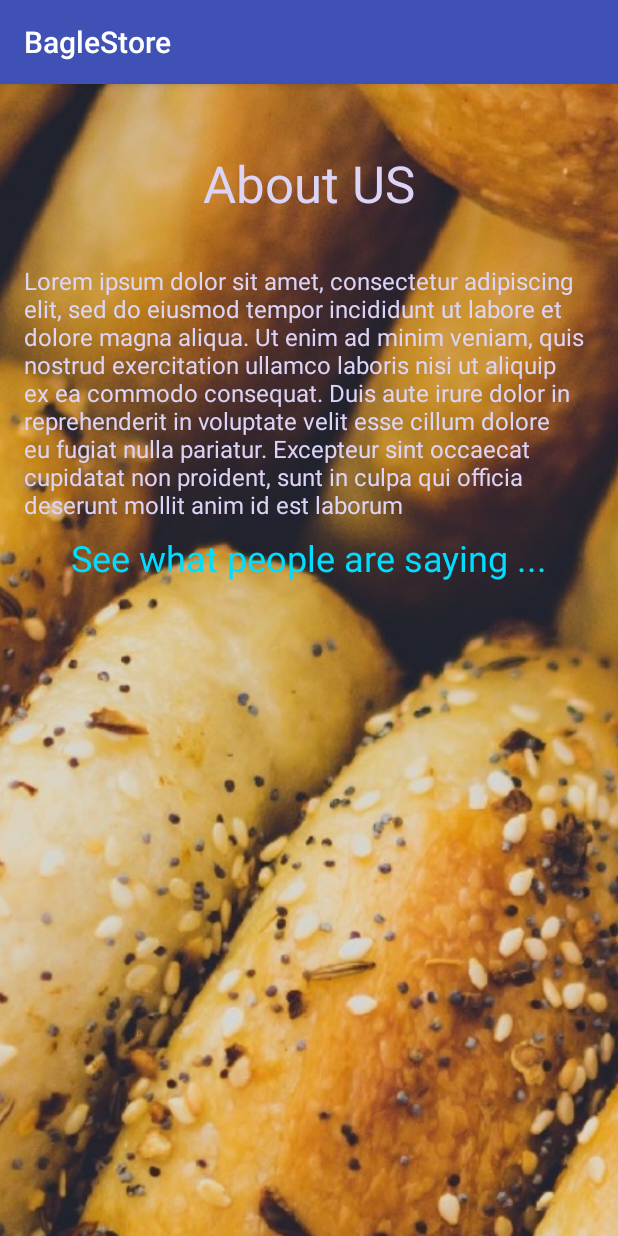
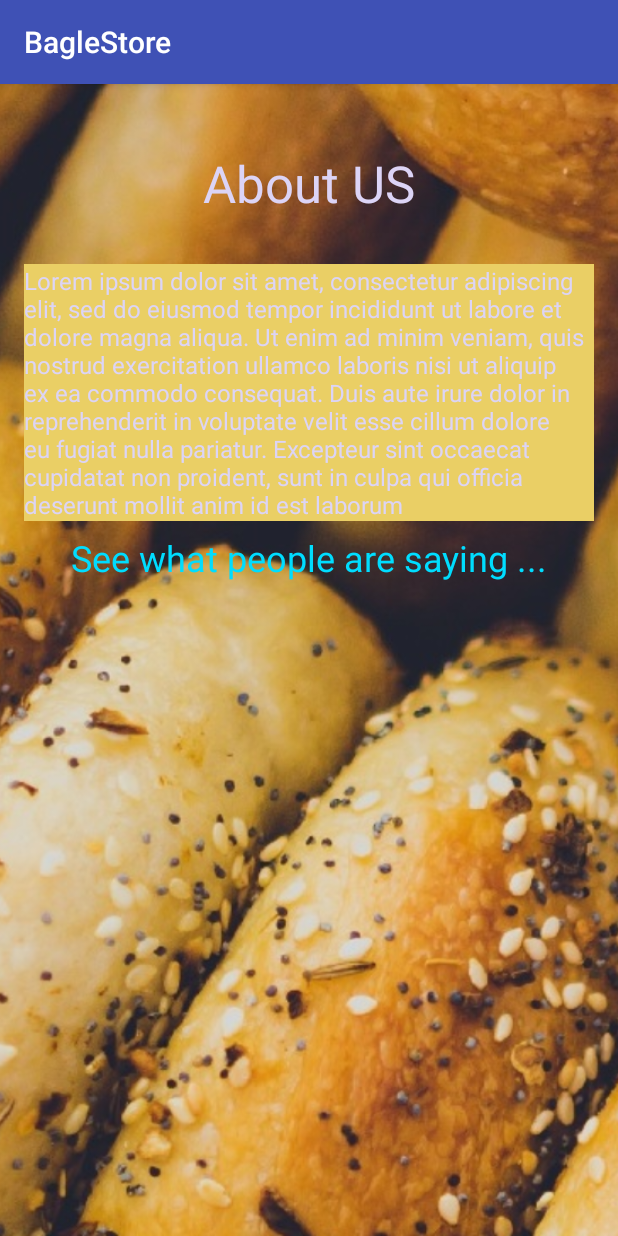
Before and after one commit to dcuthell/bagel-app, an Android app: the About screen opened directly, with no data from a screen before it, on a phone screen of 412 x 824 dp. Run offline under Robolectric (Android 15) with nearby library versions, the phone set to English and light mode, and no system bars; our stand-ins replace ButterKnife.

```diff
--- a/app/src/main/res/layout/activity_about.xml
+++ b/app/src/main/res/layout/activity_about.xml
@@ -45,6 +45,7 @@
         android:layout_marginRight="16dp"
         android:layout_marginStart="16dp"
         android:layout_marginTop="31dp"
+        android:background="#eacf65"
         android:text="Lorem ipsum dolor sit amet, consectetur adipiscing elit, sed do eiusmod tempor incididunt ut labore et dolore magna aliqua. Ut enim ad minim veniam, quis nostrud exercitation ullamco laboris nisi ut aliquip ex ea commodo consequat. Duis aute irure dolor in reprehenderit in voluptate velit esse cillum dolore eu fugiat nulla pariatur. Excepteur sint occaecat cupidatat non proident, sunt in culpa qui officia deserunt mollit anim id est laborum"
         android:textAppearance="@style/TextAppearance.AppCompat"
         android:textColor="@color/groovyColor"
@@ -76,6 +77,7 @@
         android:layout_marginLeft="8dp"
         android:layout_marginRight="8dp"
         android:layout_marginTop="8dp"
+        android:backgroundTint="@color/groovyColor"
         app:layout_constraintBottom_toBottomOf="@+id/imageView2"
         app:layout_constraintLeft_toLeftOf="parent"
         app:layout_constraintRight_toRightOf="parent"
```
